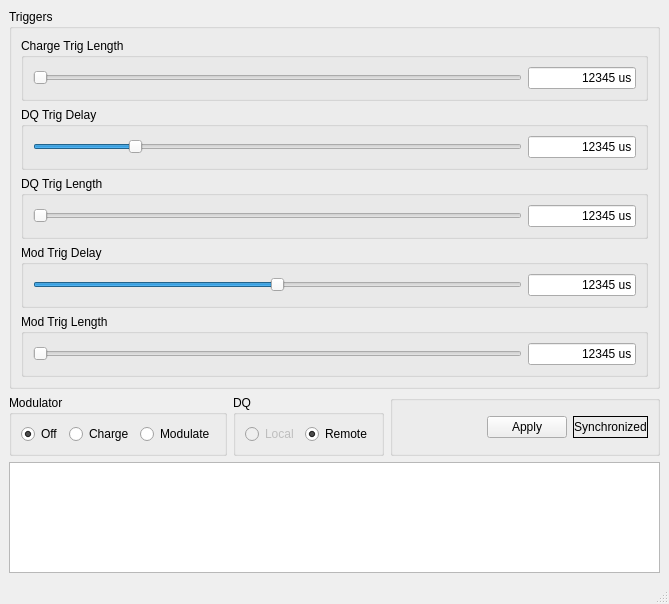
Before: the Qt Designer form resources/ui_mainwindow.ui in komministern/modulator_control, drawn with Qt 5.
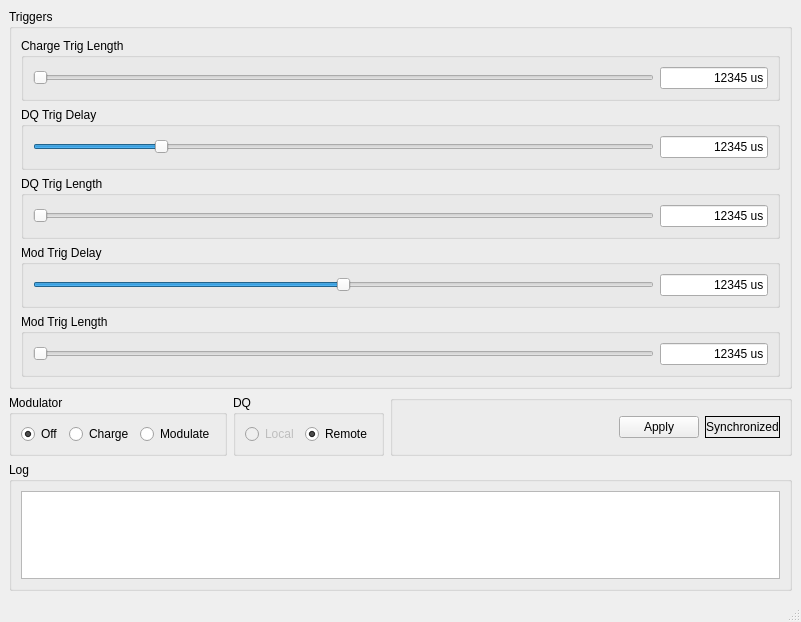
After: the same form once the commit is applied.

What changed in the file:
```diff
--- a/resources/ui_mainwindow.ui
+++ b/resources/ui_mainwindow.ui
@@ -6,15 +6,15 @@
    <rect>
     <x>0</x>
     <y>0</y>
-    <width>669</width>
-    <height>604</height>
+    <width>801</width>
+    <height>622</height>
    </rect>
   </property>
   <property name="windowTitle">
    <string>Modulator Control</string>
   </property>
   <widget class="QWidget" name="centralwidget">
-   <layout class="QGridLayout" name="gridLayout_10">
+   <layout class="QGridLayout" name="gridLayout_11">
     <item row="0" column="0" colspan="3">
      <widget class="QGroupBox" name="groupBox_6">
       <property name="title">
@@ -430,6 +430,12 @@
      </widget>
     </item>
     <item row="2" column="0" colspan="3">
+     <widget class="QGroupBox" name="groupBox_10">
+      <property name="title">
+       <string>Log</string>
+      </property>
+      <layout class="QGridLayout" name="gridLayout_10">
+       <item row="0" column="0">
      <widget class="QTextEdit" name="textEdit_Status">
       <property name="readOnly">
        <bool>true</bool>
@@ -438,6 +444,9 @@
     </item>
    </layout>
   </widget>
+    </item>
+   </layout>
+  </widget>
   <widget class="QMenuBar" name="menubar">
    <property name="geometry">
     <rect>
```
Left out of the diff: 4 changed lines with no effect on the pictures. Lines whose indentation alone changed are shown as unchanged.
